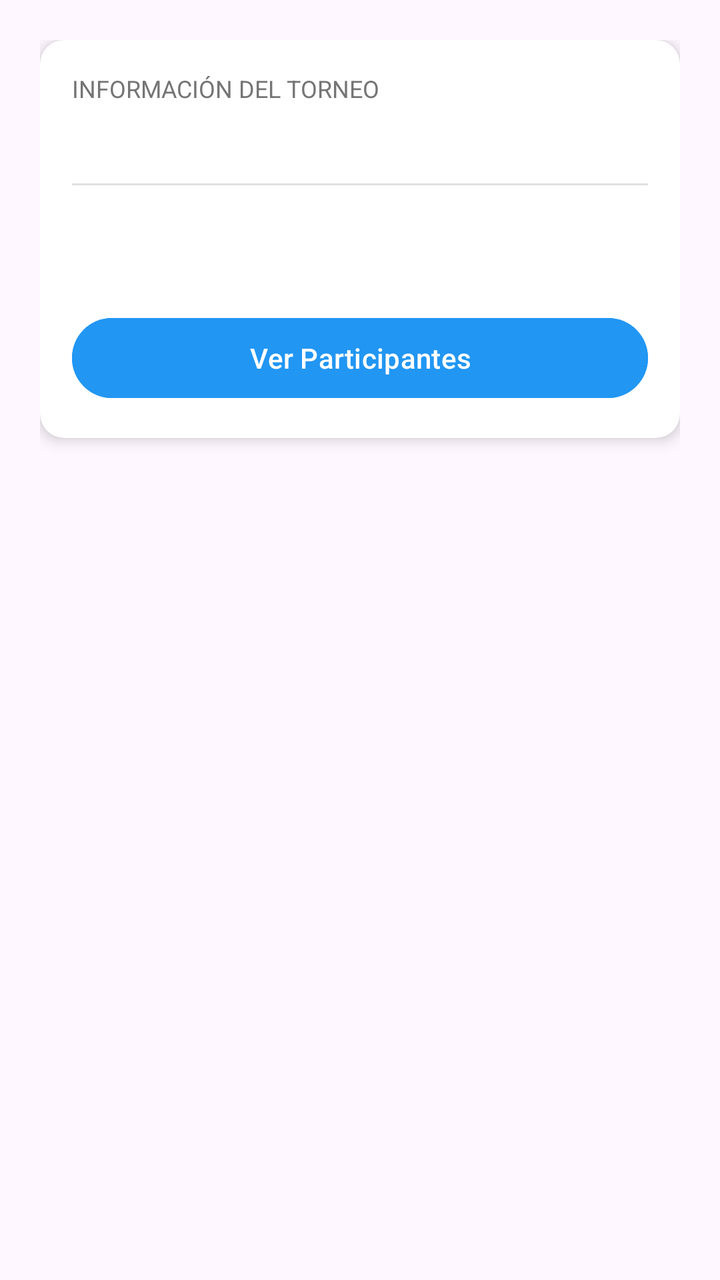
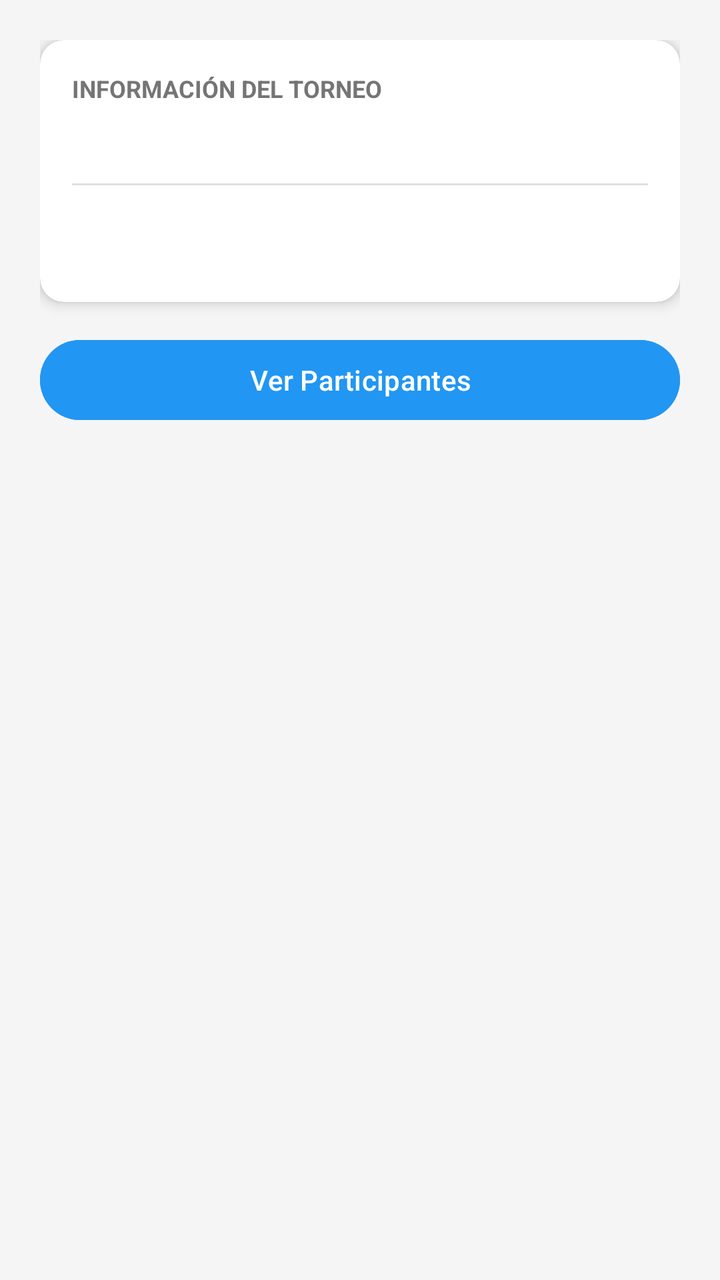

An Android layout rendered at two revisions. The XML below is the earlier revision; the diff shows what the commit changed to produce the second picture.
<!-- AndroidManifest.xml: application theme Theme.AdministracionDeTornerosElectronicos -->
<!-- res/layout/fragment_detalle_torneo.xml -->
<?xml version="1.0" encoding="utf-8"?>
<ScrollView xmlns:android="http://schemas.android.com/apk/res/android"
    xmlns:app="http://schemas.android.com/apk/res-auto"
    android:layout_width="match_parent"
    android:layout_height="match_parent"
    android:padding="20dp">

    <LinearLayout
        android:layout_width="match_parent"
        android:layout_height="wrap_content"
        android:orientation="vertical">

        <androidx.cardview.widget.CardView
            android:layout_width="match_parent"
            android:layout_height="wrap_content"
            android:layout_marginBottom="20dp"
            app:cardCornerRadius="12dp"
            app:cardElevation="4dp"
            app:contentPadding="16dp">

            
            <LinearLayout
                android:layout_width="match_parent"
                android:layout_height="wrap_content"
                android:orientation="vertical">

                <TextView
                    android:id="@+id/txtInformacion"
                    android:layout_width="match_parent"
                    android:layout_height="wrap_content"
                    android:text="Información del Torneo"
                    android:textAllCaps="true"
                    android:textColor="#757575"
                    android:textSize="12sp" />

                <TextView
                    android:id="@+id/tvNombreDetalle"
                    android:layout_width="match_parent"
                    android:layout_height="wrap_content"
                    android:textColor="@color/black"
                    android:textSize="22sp"
                    android:textStyle="bold" />

                <View
                    android:layout_width="match_parent"
                    android:layout_height="1dp"
                    android:layout_marginTop="10dp"
                    android:layout_marginBottom="10dp"
                    android:background="#E0E0E0" />

                <TextView
                    android:id="@+id/tvInfoDetalle"
                    android:layout_width="match_parent"
                    android:layout_height="wrap_content"
                    android:layout_marginTop="12dp"
                    android:textSize="15sp" />

                <LinearLayout
                    android:id="@+id/layoutBotonesPartici"
                    android:layout_width="match_parent"
                    android:layout_height="wrap_content"
                    android:layout_marginTop="20dp"
                    android:orientation="horizontal">

                    <Button
                        android:id="@+id/btnParticipantes"
                        android:layout_width="0dp"
                        android:layout_height="wrap_content"
                        android:layout_weight="1"
                        android:backgroundTint="#2196F3"
                        android:text="Ver Participantes"
                        android:textColor="@color/white" />
                </LinearLayout>

            </LinearLayout>
        </androidx.cardview.widget.CardView>

        
        <LinearLayout
            android:id="@+id/layoutBotonesCreador"
            android:layout_width="match_parent"
            android:layout_height="wrap_content"
            android:layout_marginTop="10dp"
            android:orientation="horizontal"
            android:visibility="gone">

            <Button
                android:id="@+id/btnEditar"
                android:layout_width="0dp"
                android:layout_height="wrap_content"
                android:layout_marginEnd="5dp"
                android:layout_weight="1"
                android:text="Editar Torneo" />

            <Button
                android:id="@+id/btnEliminar"
                android:layout_width="0dp"
                android:layout_height="wrap_content"
                android:layout_marginStart="5dp"
                android:layout_weight="1"
                android:backgroundTint="#F44336"
                android:text="Eliminar" />
        </LinearLayout>

        
        <LinearLayout
            android:id="@+id/layoutBotonesInscripcion"
            android:layout_width="match_parent"
            android:layout_height="wrap_content"
            android:layout_marginTop="10dp"
            android:orientation="horizontal"
            android:visibility="gone">

            <Button
                android:id="@+id/btnInscribirme"
                android:layout_width="0dp"
                android:layout_height="wrap_content"
                android:layout_weight="1"
                android:text="Inscribirse al Torneo" />

            <Button
                android:id="@+id/btnSalirTorneo"
                android:layout_width="0dp"
                android:layout_height="wrap_content"
                android:layout_marginStart="10dp"
                android:layout_weight="1"
                android:backgroundTint="#F44336"
                android:text="Salir del Torneo"
                android:visibility="gone" />
        </LinearLayout>

    </LinearLayout>
</ScrollView>
<!-- resources referenced by this layout -->
<resources>
  <color name="black">#FF000000</color>
  <color name="white">#FFFFFFFF</color>
  <style name="Theme.AdministracionDeTornerosElectronicos" parent="Base.Theme.AdministracionDeTornerosElectronicos" />
  <style name="Base.Theme.AdministracionDeTornerosElectronicos" parent="Theme.Material3.DayNight.NoActionBar">
          
          
      </style>
</resources>

<!-- the commit's change to res/layout/fragment_detalle_torneo.xml (unified diff, before → after) -->
@@ -3,22 +3,23 @@
     xmlns:app="http://schemas.android.com/apk/res-auto"
     android:layout_width="match_parent"
     android:layout_height="match_parent"
-    android:padding="20dp">
+    android:padding="20dp"
+    android:background="#F5F5F5">
 
     <LinearLayout
         android:layout_width="match_parent"
         android:layout_height="wrap_content"
         android:orientation="vertical">
 
+        
         <androidx.cardview.widget.CardView
             android:layout_width="match_parent"
             android:layout_height="wrap_content"
-            android:layout_marginBottom="20dp"
+            android:layout_marginBottom="15dp"
             app:cardCornerRadius="12dp"
             app:cardElevation="4dp"
             app:contentPadding="16dp">
 
-            
             <LinearLayout
                 android:layout_width="match_parent"
                 android:layout_height="wrap_content"
@@ -31,6 +32,7 @@
                     android:text="Información del Torneo"
                     android:textAllCaps="true"
                     android:textColor="#757575"
+                    android:textStyle="bold"
                     android:textSize="12sp" />
 
                 <TextView
@@ -54,33 +56,22 @@
                     android:layout_height="wrap_content"
                     android:layout_marginTop="12dp"
                     android:textSize="15sp" />
-
-                <LinearLayout
-                    android:id="@+id/layoutBotonesPartici"
-                    android:layout_width="match_parent"
-                    android:layout_height="wrap_content"
-                    android:layout_marginTop="20dp"
-                    android:orientation="horizontal">
-
-                    <Button
-                        android:id="@+id/btnParticipantes"
-                        android:layout_width="0dp"
-                        android:layout_height="wrap_content"
-                        android:layout_weight="1"
-                        android:backgroundTint="#2196F3"
-                        android:text="Ver Participantes"
-                        android:textColor="@color/white" />
-                </LinearLayout>
-
             </LinearLayout>
         </androidx.cardview.widget.CardView>
 
-        
+        <Button
+            android:id="@+id/btnParticipantes"
+            android:layout_width="match_parent"
+            android:layout_height="wrap_content"
+            android:layout_marginBottom="20dp"
+            android:backgroundTint="#2196F3"
+            android:text="Ver Participantes"
+            android:textColor="@color/white" />
+
         <LinearLayout
             android:id="@+id/layoutBotonesCreador"
             android:layout_width="match_parent"
             android:layout_height="wrap_content"
-            android:layout_marginTop="10dp"
             android:orientation="horizontal"
             android:visibility="gone">
 
@@ -102,12 +93,10 @@
                 android:text="Eliminar" />
         </LinearLayout>
 
-        
         <LinearLayout
             android:id="@+id/layoutBotonesInscripcion"
             android:layout_width="match_parent"
             android:layout_height="wrap_content"
-            android:layout_marginTop="10dp"
             android:orientation="horizontal"
             android:visibility="gone">
 
